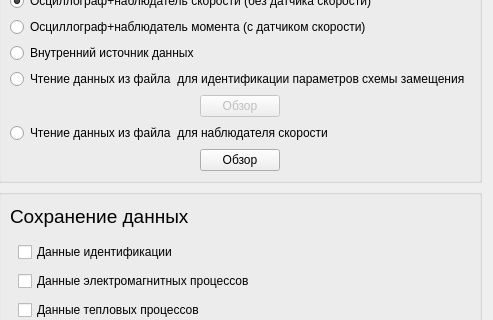
Ivanos121/ImView, file ImView/datas.ui: the form before one commit; both pictures show x 873 to 1366 and y 162 to 482 of the 1366 by 757 pixel window.
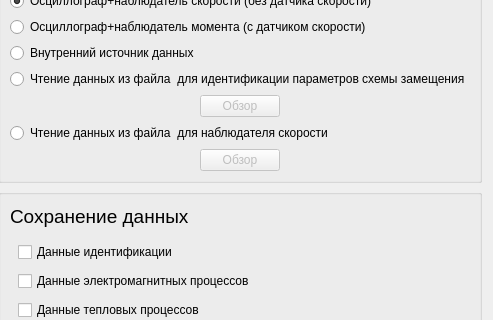
The form after the commit.

```diff
--- a/ImView/datas.ui
+++ b/ImView/datas.ui
@@ -167,6 +167,9 @@
    </item>
    <item row="0" column="1">
     <widget class="QGroupBox" name="groupBox_3">
+     <property name="enabled">
+      <bool>true</bool>
+     </property>
      <property name="minimumSize">
       <size>
        <width>0</width>
@@ -257,7 +260,10 @@
        </widget>
       </item>
       <item alignment="Qt::AlignHCenter">
-       <widget class="QPushButton" name="pushButton_7">
+       <widget class="QPushButton" name="dannieNabl">
+        <property name="enabled">
+         <bool>false</bool>
+        </property>
         <property name="maximumSize">
          <size>
           <width>100</width>
```
Left out of the diff: 14 changed lines with no effect on the pictures.
